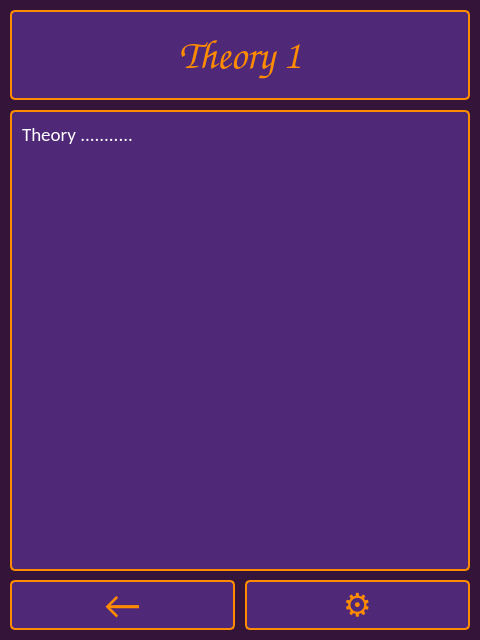
This is Externals/Qt/TheoryWindow.ui in DRBC-Systems/PipinoCosmos as Qt 5 draws it before an edit. The edited form follows.
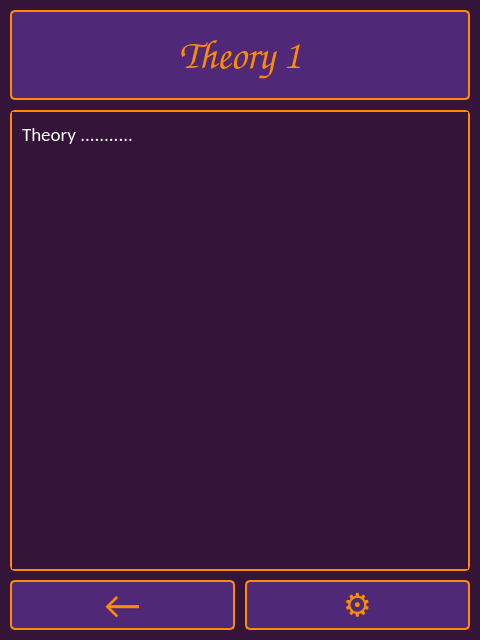
This is the edited form.

```diff
--- a/Externals/Qt/TheoryWindow.ui
+++ b/Externals/Qt/TheoryWindow.ui
@@ -73,7 +73,7 @@
      <set>Qt::AlignmentFlag::AlignCenter</set>
     </property>
    </widget>
-   <widget class="QLabel" name="theoryLabel">
+   <widget class="QScrollArea" name="theoryScrollArea">
     <property name="geometry">
      <rect>
       <x>10</x>
@@ -82,6 +82,50 @@
       <height>461</height>
      </rect>
     </property>
+    <property name="styleSheet">
+     <string notr="true">QScrollArea {
+    border: 2px solid rgb(255, 140, 0);
+    border-radius: 5px;
+    background-color: rgb(80, 40, 120);
+}
+QScrollBar:vertical {
+    background-color: rgb(80, 40, 120);
+    width: 12px;
+    border: 1px solid rgb(255, 140, 0);
+}
+QScrollBar::handle:vertical {
+    background-color: rgb(255, 140, 0);
+    border-radius: 5px;
+    min-height: 20px;
+}
+QScrollBar::add-line:vertical, QScrollBar::sub-line:vertical {
+    height: 0px;
+}
+QScrollBar::add-page:vertical, QScrollBar::sub-page:vertical {
+    background: none;
+}</string>
+    </property>
+    <property name="widgetResizable">
+     <bool>true</bool>
+    </property>
+    <widget class="QWidget" name="theoryScrollAreaWidgetContents">
+     <property name="geometry">
+      <rect>
+       <x>0</x>
+       <y>0</y>
+       <width>456</width>
+       <height>457</height>
+      </rect>
+     </property>
+     <widget class="QLabel" name="theoryLabel">
+      <property name="geometry">
+       <rect>
+        <x>0</x>
+        <y>0</y>
+        <width>456</width>
+        <height>457</height>
+       </rect>
+      </property>
     <property name="font">
      <font>
       <family>Calibri</family>
@@ -90,11 +134,10 @@
     </property>
     <property name="styleSheet">
      <string notr="true">QLabel {
-    border: 2px solid rgb(255, 140, 0);       /* darker purple border */
-    border-radius: 5px;
+    border: none;
     padding: 6px;
-    color: white;                 /* orange text */
-    background-color: rgb(80, 40, 120);      /* darker purple background */
+    color: white;
+    background-color: transparent;
 }</string>
     </property>
     <property name="text">
@@ -103,6 +146,11 @@
     <property name="alignment">
      <set>Qt::AlignmentFlag::AlignLeading|Qt::AlignmentFlag::AlignLeft|Qt::AlignmentFlag::AlignTop</set>
     </property>
+      <property name="wordWrap">
+       <bool>true</bool>
+      </property>
+     </widget>
+    </widget>
    </widget>
    <widget class="QPushButton" name="backButton">
     <property name="geometry">
```
Lines whose indentation alone changed are shown as unchanged.
